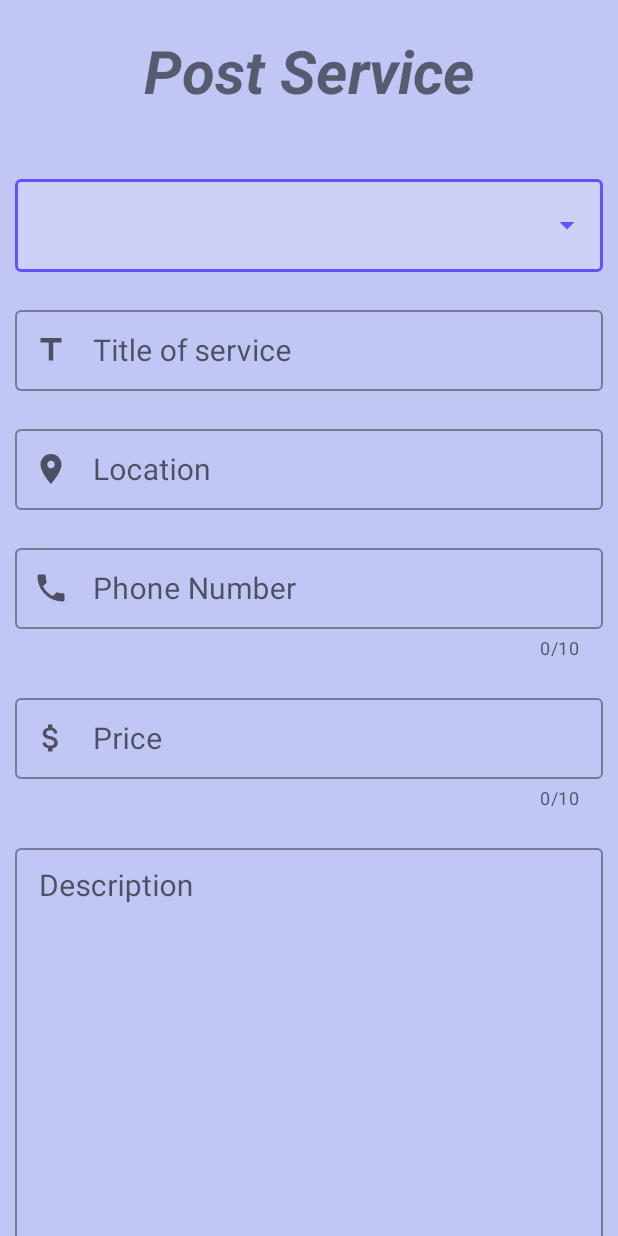
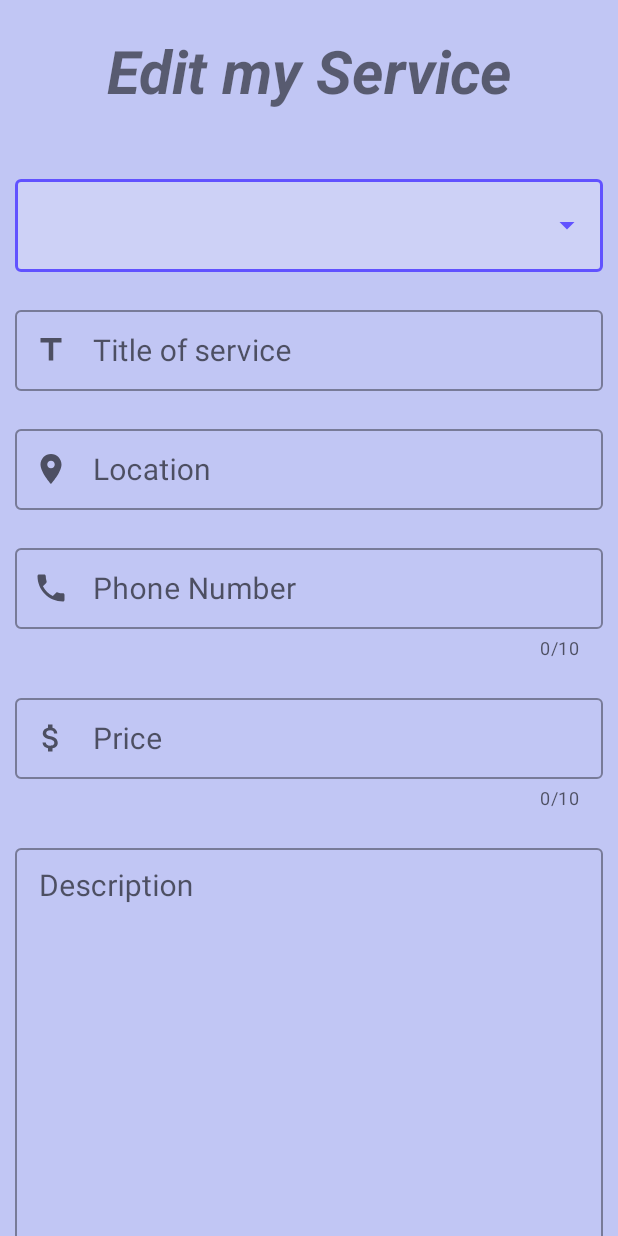
Before and after one commit to MarwaneBella/Serve-App, an Android app: the EditMyService screen opened directly, with no data from a screen before it, on a phone screen of 412 x 824 dp. Run offline under Robolectric (Android 15) with nearby library versions, the phone set to English and light mode, and no system bars; our stand-ins replace Firebase (no records; nobody signed in at launch, a user with empty details on screens opened directly); 6 statements that could not run were skipped.

Commit message:
update-marwane

```diff
--- a/app/src/main/res/layout/activity_edit_my_service.xml
+++ b/app/src/main/res/layout/activity_edit_my_service.xml
@@ -22,7 +22,7 @@
             android:gravity="center"
             android:textSize="40sp"
             android:textStyle="bold|italic"
-            android:text="Post Service" />
+            android:text="Edit my Service" />
 
 
         <com.google.android.material.textfield.TextInputLayout
```
